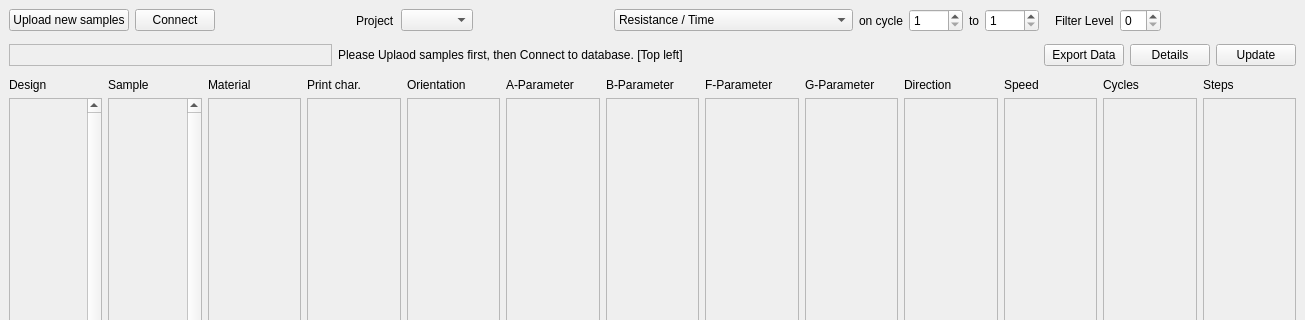
The window that form.ui (Phil0795/Filter) describes before a commit, drawn with Qt 5; both pictures show x 0 to 1305 and y 0 to 320 of the 1305 by 919 pixel window.
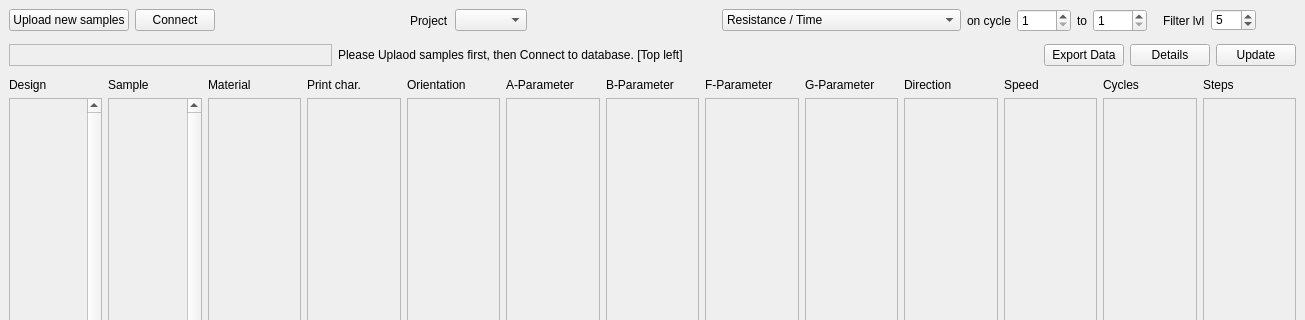
The same window after the commit.

Commit message: gaussian filter implemented.

Diff of the .ui file:
```diff
--- a/form.ui
+++ b/form.ui
@@ -176,18 +176,46 @@
         <item>
          <widget class="QLabel" name="label_filterlevel">
           <property name="text">
-           <string>Filter Level</string>
+           <string>Filter lvl</string>
           </property>
          </widget>
         </item>
         <item>
-         <widget class="QSpinBox" name="spinBox"/>
+         <widget class="QSpinBox" name="spinBox_filter">
+          <property name="enabled">
+           <bool>true</bool>
+          </property>
+          <property name="sizePolicy">
+           <sizepolicy hsizetype="Preferred" vsizetype="Fixed">
+            <horstretch>0</horstretch>
+            <verstretch>0</verstretch>
+           </sizepolicy>
+          </property>
+          <property name="minimumSize">
+           <size>
+            <width>45</width>
+            <height>0</height>
+           </size>
+          </property>
+          <property name="maximumSize">
+           <size>
+            <width>33</width>
+            <height>22</height>
+           </size>
+          </property>
+          <property name="value">
+           <number>5</number>
+          </property>
+         </widget>
         </item>
         <item>
          <spacer name="horizontalSpacer">
           <property name="orientation">
            <enum>Qt::Horizontal</enum>
           </property>
+          <property name="sizeType">
+           <enum>QSizePolicy::Minimum</enum>
+          </property>
           <property name="sizeHint" stdset="0">
            <size>
             <width>40</width>
```
Left out of the diff: 2 changed lines with no effect on the pictures. The commit also changes 2 other files.
